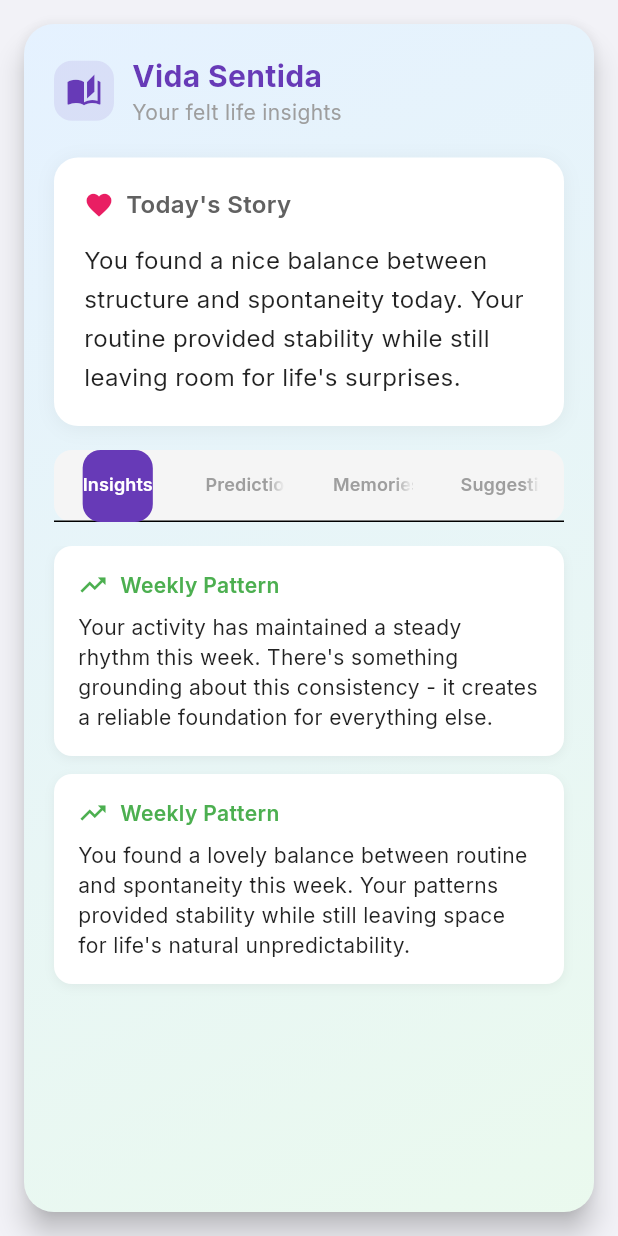
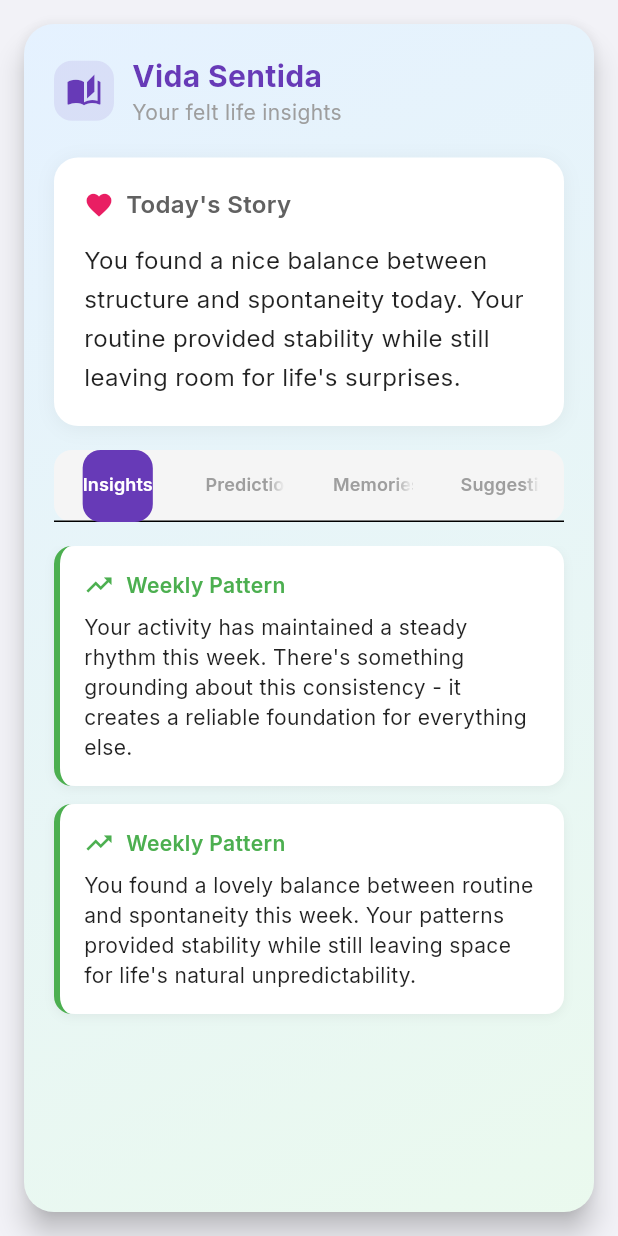
Before and after one commit to gabrielmaialva33/sensor-hub, a Flutter app: the LifeStoryWidget widget shown alone on an empty page, opened directly, on a phone screen of 412 x 824 dp. Run offline on Flutter 3.47's test engine with Material 3 defaults, Android fonts, the phone set to English and light mode, and no system bars; our stand-ins replace battery_plus, device_info_plus, dio, fl_chart, flutter_animate, flutter_riverpod and 6 more; missing offline and left inert: light_sensor, proximity_sensor; accounts and stored records are empty; network calls fail; statements that could not run were skipped.

Commit message:
Fix: Update LifeStoryWidget to use super.key and fix typo
This commit makes two changes to the `LifeStoryWidget`:
- Updates the constructor to use `super.key` for better widget key handling.
- Corrects a typo in the `_processSensorData` method from `prediction.actionable_suggestions` to `prediction.actionableSuggestions` when accessing actionable suggestions from a `Prediction` object.

```diff
--- a/lib/features/sensors/presentation/widgets/life_story_widget.dart
+++ b/lib/features/sensors/presentation/widgets/life_story_widget.dart
@@ -5,7 +5,7 @@ import '../../../../infrastructure/ai/life_narrative_service.dart';
 import '../../../../infrastructure/ai/predictive_insights_engine.dart';
 
 class LifeStoryWidget extends StatefulWidget {
-  const LifeStoryWidget({Key? key}) : super(key: key);
+  const LifeStoryWidget({super.key});
 
   @override
   State<LifeStoryWidget> createState() => _LifeStoryWidgetState();
@@ -28,7 +28,7 @@ class _LifeStoryWidgetState extends State<LifeStoryWidget>
   List<String> _dailyNarratives = [];
   List<String> _weeklyInsights = [];
   List<String> _proactiveSuggestions = [];
-  List<Prediction> _predictions = [];
+  final List<Prediction> _predictions = [];
   List<LifeEvent> _lifeMemories = [];
 
   bool _isLoading = true;
@@ -88,7 +88,7 @@ class _LifeStoryWidgetState extends State<LifeStoryWidget>
       setState(() {
         _predictions.add(prediction);
         // Add to proactive suggestions if it's actionable
-        if (prediction.actionable_suggestions.isNotEmpty &&
+        if (prediction.actionableSuggestions.isNotEmpty &&
             !_proactiveSuggestions.contains(prediction.description)) {
           _proactiveSuggestions.add(prediction.description);
         }
@@ -473,9 +473,11 @@ class _LifeStoryWidgetState extends State<LifeStoryWidget>
       decoration: BoxDecoration(
         color: Colors.white,
         borderRadius: BorderRadius.circular(12),
-        border: Border.left(
-          width: 4,
-          color: color,
+        border: BorderDirectional(
+          start: BorderSide(
+            width: 4,
+            color: color,
+          ),
         ),
         boxShadow: [
           BoxShadow(
```
